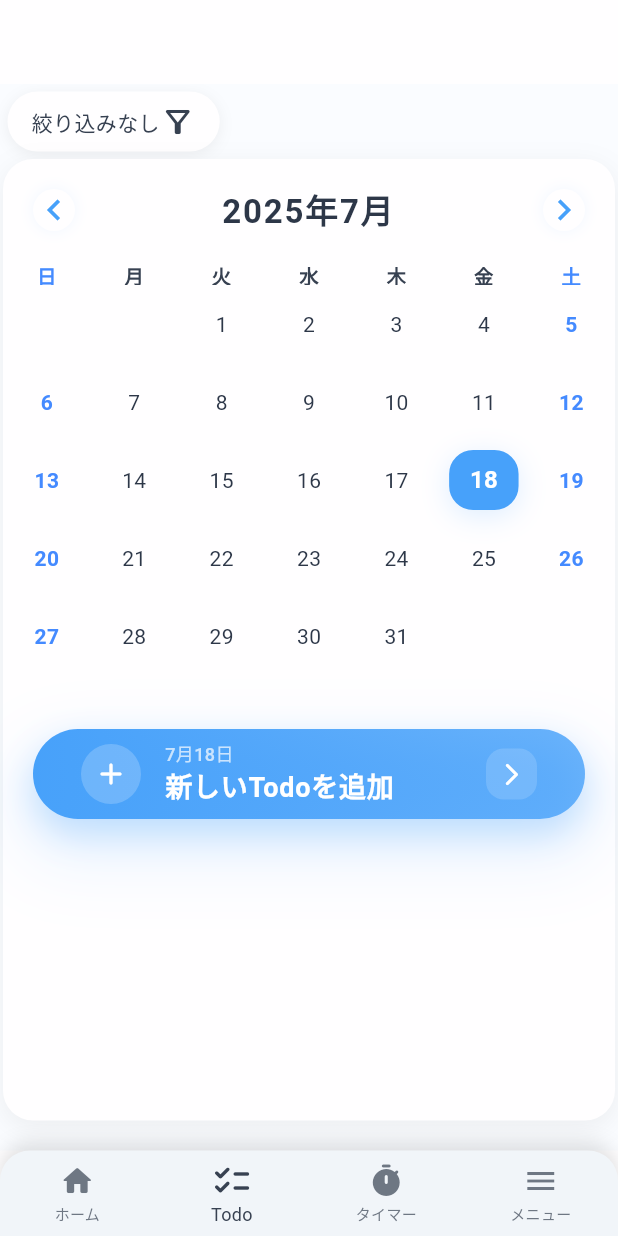
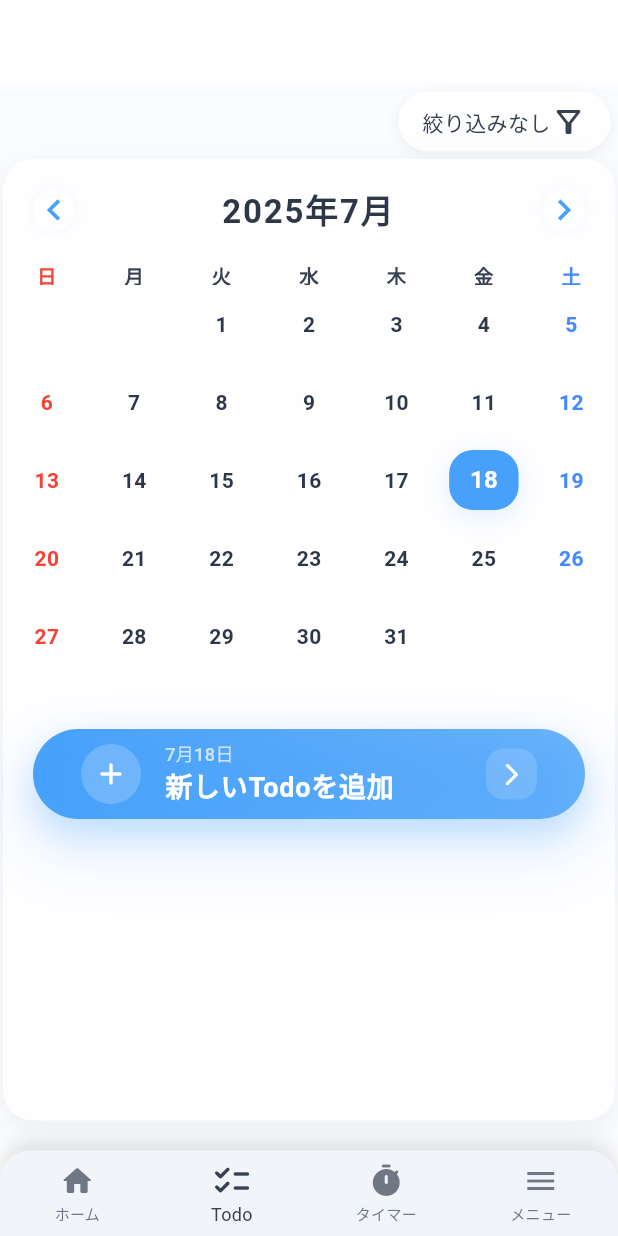
Before and after one commit to tkwest3143/solo-app, a Flutter app: the CalendarPage screen opened by its route, on a phone screen of 412 x 824 dp. Run offline on Flutter 3.47's test engine with Material 3 defaults, Android fonts, the light colour scheme and no system bars; drawn by our look-alikes of table_calendar; our stand-ins replace audioplayers, drift, flutter_hooks, flutter_local_notifications, freezed_annotation, go_router and 5 more; accounts and stored records are empty; generated files the repository leaves out were written again; network calls fail; statements that could not run were skipped.

Commit message:
カレンダーを修正

```diff
--- a/lib/screen/pages/calendar.dart
+++ b/lib/screen/pages/calendar.dart
@@ -61,6 +61,7 @@ class CalendarPage extends HookConsumerWidget {
                   // 1行目：リストに戻るボタンとTodo追加ボタン
                   Row(
                     children: [
+                      const Spacer(),
                       // 2行目：絞り込み
                       GestureDetector(
                         onTap: () async {
@@ -128,8 +129,6 @@ class CalendarPage extends HookConsumerWidget {
                           ),
                         ),
                       ),
-
-                      const Spacer(),
                     ],
                   ),
                 ],
@@ -289,7 +288,8 @@ class CalendarPage extends HookConsumerWidget {
                                         fontSize: 16,
                                       ),
                                       weekendTextStyle: const TextStyle(
-                                        color: Colors.blueAccent,
+                                        color: Colors
+                                            .black, // デフォルトは黒（calendarBuildersで個別設定）
                                         fontWeight: FontWeight.w600,
                                       ),
                                       outsideDaysVisible: false,
@@ -322,7 +322,8 @@ class CalendarPage extends HookConsumerWidget {
                                         fontSize: 13,
                                       ),
                                       weekendStyle: const TextStyle(
-                                        color: Colors.blueAccent,
+                                        color: Colors
+                                            .black, // デフォルトは黒（dowBuilderで個別設定）
                                         fontWeight: FontWeight.w700,
                                         fontSize: 13,
                                       ),
@@ -408,6 +409,79 @@ class CalendarPage extends HookConsumerWidget {
                                       ),
                                     ),
                                     calendarBuilders: CalendarBuilders(
+                                      // 曜日の表示をカスタマイズ
+                                      dowBuilder: (context, day) {
+                                        final text = () {
+                                          switch (day.weekday) {
+                                            case DateTime.sunday:
+                                              return '日';
+                                            case DateTime.monday:
+                                              return '月';
+                                            case DateTime.tuesday:
+                                              return '火';
+                                            case DateTime.wednesday:
+                                              return '水';
+                                            case DateTime.thursday:
+                                              return '木';
+                                            case DateTime.friday:
+                                              return '金';
+                                            case DateTime.saturday:
+                                              return '土';
+                                            default:
+                                              return '';
+                                          }
+                                        }();
+
+                                        final color = () {
+                                          switch (day.weekday) {
+                                            case DateTime.sunday:
+                                              return Colors.red;
+                                            case DateTime.saturday:
+                                              return Colors.blueAccent;
+                                            default:
+                                              return Theme.of(context)
+                                                  .colorScheme
+                                                  .secondaryTextColor;
+                                          }
+                                        }();
+
+                                        return Center(
+                                          child: Text(
+                                            text,
+                                            style: TextStyle(
+                                              color: color,
+                                              fontWeight: FontWeight.w700,
+                                              fontSize: 13,
+                                            ),
+                                          ),
+                                        );
+                                      },
+                                      // 日付の表示をカスタマイズ
+                                      defaultBuilder:
+                                          (context, day, focusedDay) {
+                                        final color = () {
+                                          switch (day.weekday) {
+                                            case DateTime.sunday:
+                                              return Colors.red;
+                                            case DateTime.saturday:
+                                              return Colors.blueAccent;
+                                            default:
+                                              return Theme.of(context)
+                                                  .colorScheme
+                                                  .primaryTextColor;
+                                          }
+                                        }();
+
+                                        return Center(
+                                          child: Text(
+                                            day.day.toString(),
+                                            style: TextStyle(
+                                              color: color,
+                                              fontWeight: FontWeight.w600,
+                                            ),
+                                          ),
+                                        );
+                                      },
                                       markerBuilder: (context, day, events) {
                                         final now = DateTime.now();
                                         final isSelected =
```
